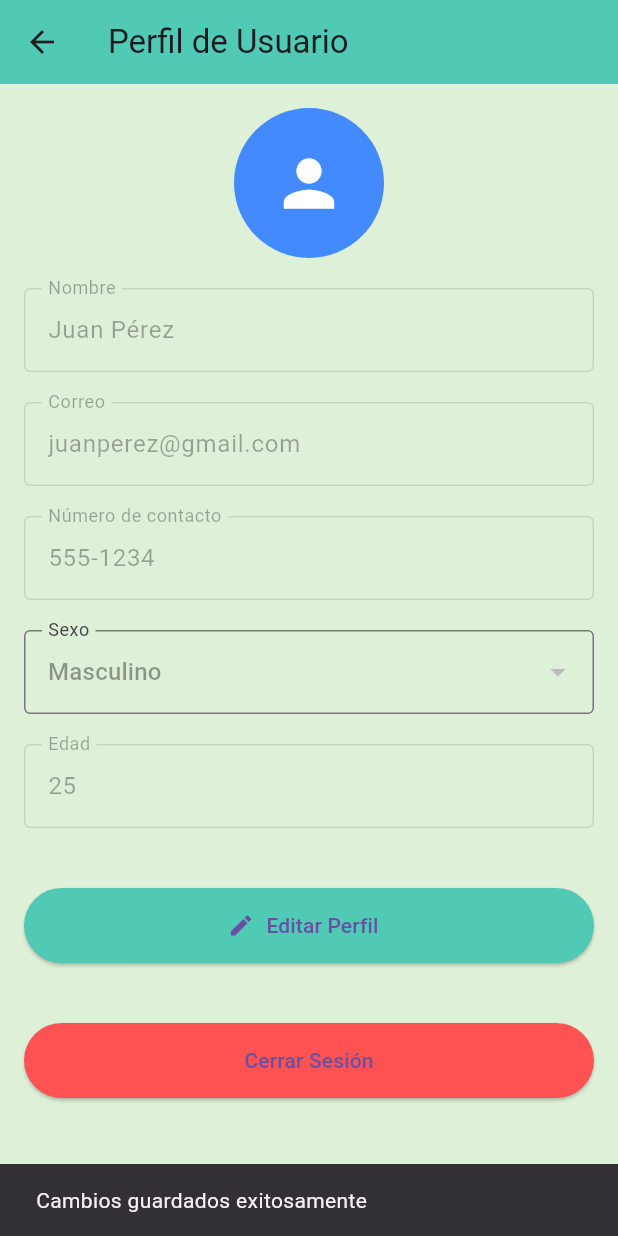
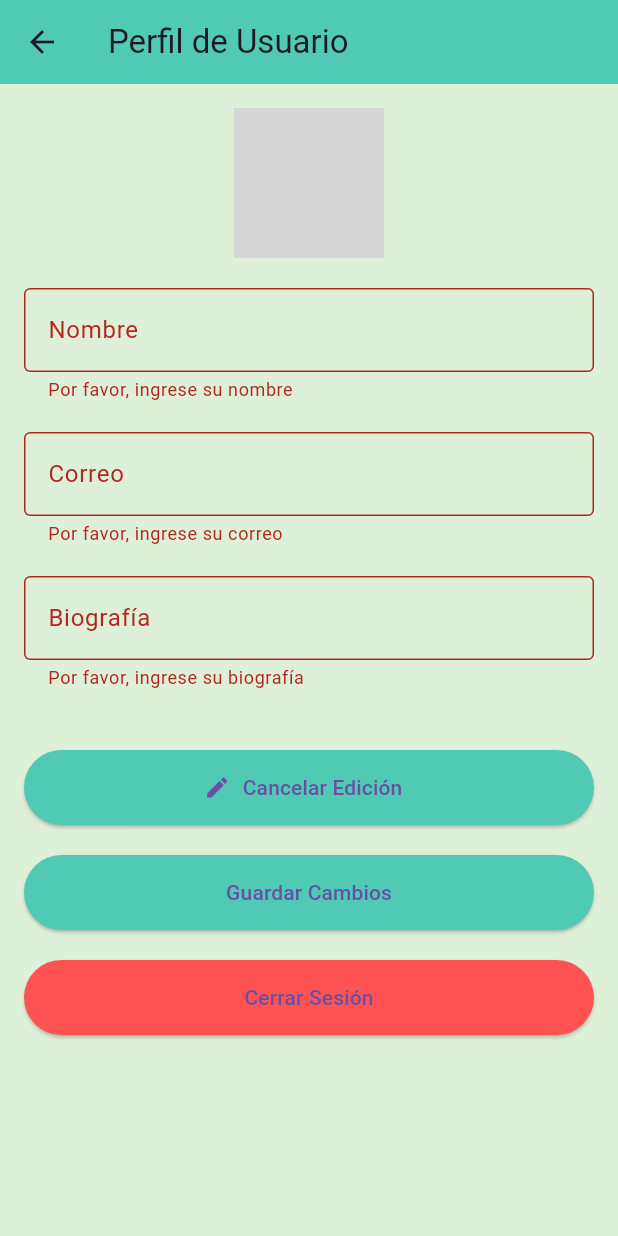
Before and after one commit to ignaciovillela/iTrek-backend, a Flutter app: the PerfilUsuarioScreen screen opened directly, after a tap on "Editar Perfil", after a tap on "Guardar Cambios", on a phone screen of 412 x 824 dp. Run offline on Flutter 3.47's test engine with Material 3 defaults, Android fonts, the light colour scheme and no system bars; our stand-ins replace flutter_dotenv, flutter_map, flutter_svg, geolocator, image_picker, latlong2 and 1 more; accounts and stored records are empty; grey boxes are pictures that could not be loaded.

Commit message:
Se cambia estructura de Login y se implemntan cambio en perfil de usuario

```diff
--- a/lib/pages/usuario/login.dart
+++ b/lib/pages/usuario/login.dart
@@ -2,10 +2,8 @@ import 'dart:convert';
 
 import 'package:flutter/material.dart';
 import 'package:itrek/db.dart';
-import 'package:itrek/img.dart';
 import 'package:itrek/pages/dashboard.dart';
 import 'package:itrek/request.dart';
-
 
 class LoginScreen extends StatefulWidget {
   const LoginScreen({super.key});
@@ -58,15 +56,6 @@ class _LoginScreenState extends State<LoginScreen> with SingleTickerProviderStat
     }
   }
 
-  // Método para borrar el username guardado
-  Future<void> _deleteSavedUsername() async {
-    await db.values.delete(db.values.username); // Borrar el username de la DB
-    setState(() {
-      _hasUsername = false; // Volver a mostrar el campo de username
-      _savedUsername = null; // Limpiar el username guardado
-    });
-  }
-
   // Función que maneja el proceso de login
   Future<void> _login() async {
     final String username = _hasUsername ? _savedUsername! : _usernameController.text;
@@ -87,9 +76,16 @@ class _LoginScreenState extends State<LoginScreen> with SingleTickerProviderStat
       onOk: (response) async {
         final jsonData = jsonDecode(response.body);
         final token = jsonData['token'];
+
         if (token != null) {
+          // Guardar el token y los datos del usuario en la base de datos
           await db.values.create(db.values.token, token);
           await db.values.create(db.values.username, username);
+          await db.values.create('usuario_email', jsonData['email']);
+          await db.values.create('usuario_first_name', jsonData['first_name']);
+          await db.values.create('usuario_last_name', jsonData['last_name']);
+          await db.values.create('usuario_biografia', jsonData['biografia']);
+          await db.values.create('usuario_imagen_perfil', jsonData['imagen_perfil'] ?? '');
 
           Navigator.of(context).pushReplacement(
             MaterialPageRoute(builder: (context) => const MenuScreen()),
@@ -116,8 +112,7 @@ class _LoginScreenState extends State<LoginScreen> with SingleTickerProviderStat
         backgroundColor: const Color(0xFF50C2C9),
         title: Row(
           children: [
-            logoWhite,
-            const SizedBox(width: 10),
+            // Aquí va el logo, si lo tienes
             const Text(
               'iTrek',
               style: TextStyle(fontSize: 22, fontWeight: FontWeight.bold, color: Colors.white),
@@ -136,16 +131,13 @@ class _LoginScreenState extends State<LoginScreen> with SingleTickerProviderStat
             ),
           ),
           const SizedBox(height: 20),
-          Center(
-            child: Image.asset('assets/images/maps-green.png', height: 200),
-          ),
+          // Aquí puedes agregar la imagen de tu aplicación
           const SizedBox(height: 60),
-
           Padding(
             padding: const EdgeInsets.symmetric(horizontal: 16.0),
             child: Column(
               children: [
-                if (!_hasUsername) // Si no hay username guardado, muestra el campo de texto
+                if (!_hasUsername)
                   TextFormField(
                     controller: _usernameController,
                     decoration: const InputDecoration(
@@ -153,16 +145,13 @@ class _LoginScreenState extends State<LoginScreen> with SingleTickerProviderStat
                       border: OutlineInputBorder(),
                     ),
                   ),
-
-                if (_hasUsername) // Si hay username guardado, muestra el mensaje de bienvenida
+                if (_hasUsername)
                   Text(
                     'Hola, $_savedUsername! Nos alegra verte de nuevo.\n'
                         'Por favor, ingresa tu clave para continuar.',
                     style: const TextStyle(fontSize: 15, color: Color(0xFF999999), fontWeight: FontWeight.bold),
                   ),
                 const SizedBox(height: 20),
-
-                // Campo para la contraseña
                 TextFormField(
                   controller: _passwordController,
                   obscureText: true,
@@ -172,10 +161,8 @@ class _LoginScreenState extends State<LoginScreen> with SingleTickerProviderStat
                   ),
                 ),
                 const SizedBox(height: 20),
-
-                // Botón para login
                 SizedBox(
-                  width: double.infinity, // Ocupa el 100% del ancho disponible
+                  width: double.infinity,
                   child: ElevatedButton(
                     style: ElevatedButton.styleFrom(
                       backgroundColor: const Color(0xFF50C2C9),
@@ -186,10 +173,7 @@ class _LoginScreenState extends State<LoginScreen> with SingleTickerProviderStat
                     child: const Text('Ingresar'),
                   ),
                 ),
-
                 const SizedBox(height: 10),
-
-                // Si hay username guardado, muestra el botón para "No eres $username?"
                 if (_hasUsername)
                   TextButton(
                     onPressed: _deleteSavedUsername,
@@ -198,18 +182,12 @@ class _LoginScreenState extends State<LoginScreen> with SingleTickerProviderStat
                       children: [
                         Text(
                           '¿No eres $_savedUsername? Haz clic aquí para cambiar de cuenta.',
-                            style: TextStyle(
-                              color: Colors.grey,
+                          style: TextStyle(color: Colors.grey),
                         ),
+                        const SizedBox(height: 2),
+                        Container(height: 1, color: Color(0xFFCCCCCC)),
+                      ],
                     ),
-                          const SizedBox(height: 2), // Espacio entre el texto y la línea
-                          Container(
-                            height: 1, // Espesor de la línea
-                            color: Color(0xFFCCCCCC), // Color de la línea
-                          ),
-                        ],
-                      )
-
                   ),
               ],
             ),
@@ -218,4 +196,13 @@ class _LoginScreenState extends State<LoginScreen> with SingleTickerProviderStat
       ),
     );
   }
+
+  // Método para borrar el username guardado
+  Future<void> _deleteSavedUsername() async {
+    await db.values.delete(db.values.username); // Borrar el username de la DB
+    setState(() {
+      _hasUsername = false; // Volver a mostrar el campo de username
+      _savedUsername = null; // Limpiar el username guardado
+    });
   }
+}
--- a/lib/pages/usuario/usuarioPerfil.dart
+++ b/lib/pages/usuario/usuarioPerfil.dart
@@ -15,17 +15,37 @@ class _PerfilUsuarioScreenState extends State<PerfilUsuarioScreen> {
   final _formKey = GlobalKey<FormState>();
 
   // Controladores para los campos del formulario
-  final TextEditingController _nombreController =
-  TextEditingController(text: 'Juan Pérez');
-  final TextEditingController _correoController =
-  TextEditingController(text: 'juanperez@gmail.com');
-  final TextEditingController _numeroController =
-  TextEditingController(text: '555-1234');
-  final TextEditingController _edadController =
-  TextEditingController(text: '25');
+  final TextEditingController _nombreController = TextEditingController();
+  final TextEditingController _correoController = TextEditingController();
+  final TextEditingController _biografiaController = TextEditingController();
+  String _imagenPerfil = ''; // Para almacenar la URL o el path de la imagen de perfil
+  bool _editMode = false; // Controla si los campos están en modo edición
 
-  String _sexo = 'Masculino'; // Valor inicial para el selector de sexo
-  bool _editMode = false; // Controla si los campos están en modo edición
+  @override
+  void initState() {
+    super.initState();
+    _loadUserData(); // Cargar datos del usuario desde la base de datos
+  }
+
+  // Cargar datos del usuario desde la base de datos
+  Future<void> _loadUserData() async {
+    final username = await db.values.get('usuario_username') as String?;
+    final email = await db.values.get('usuario_email') as String?;
+    final firstName = await db.values.get('usuario_first_name') as String?;
+    final lastName = await db.values.get('usuario_last_name') as String?;
+    final biografia = await db.values.get('usuario_biografia') as String?;
+    final imagenPerfil = await db.values.get('usuario_imagen_perfil') as String?;
+
+    setState(() {
+      _nombreController.text = firstName ?? '';
+      _correoController.text = email ?? '';
+      _biografiaController.text = biografia ?? '';
+      _imagenPerfil = imagenPerfil ?? '';
+    });
+
+    // Debug: Imprimir datos cargados
+    print("Cargado: $_imagenPerfil, $firstName, $email, $biografia");
+  }
 
   Future<void> _cerrarSesion() async {
     await makeRequest(
@@ -73,11 +93,10 @@ class _PerfilUsuarioScreenState extends State<PerfilUsuarioScreen> {
           key: _formKey,
           child: Column(
             children: [
-              // Icono para personalizar el perfil (simulando una imagen de perfil)
+              // Mostrar imagen de perfil
               GestureDetector(
                 onTap: () {
                   if (_editMode) {
-                    // Solo permitir cambiar la imagen si está en modo edición
                     ScaffoldMessenger.of(context).showSnackBar(
                       const SnackBar(
                         content: Text('Cambiar imagen de perfil'),
@@ -85,14 +104,12 @@ class _PerfilUsuarioScreenState extends State<PerfilUsuarioScreen> {
                     );
                   }
                 },
-                child: const CircleAvatar(
+                child: CircleAvatar(
                   radius: 50,
+                  backgroundImage: _imagenPerfil.isNotEmpty
+                      ? NetworkImage(_imagenPerfil) // Cambia a NetworkImage si la imagen es de la red
+                      : const AssetImage('assets/default_profile.png') as ImageProvider,
                   backgroundColor: Colors.blueAccent,
-                  child: Icon(
-                    Icons.person,
-                    size: 50,
-                    color: Colors.white,
-                  ),
                 ),
               ),
               const SizedBox(height: 20),
@@ -132,71 +149,27 @@ class _PerfilUsuarioScreenState extends State<PerfilUsuarioScreen> {
               ),
               const SizedBox(height: 20),
 
-              // Campo para el número de contacto
+              // Campo para biografía
               TextFormField(
-                controller: _numeroController,
+                controller: _biografiaController,
                 decoration: const InputDecoration(
-                  labelText: 'Número de contacto',
+                  labelText: 'Biografía',
                   border: OutlineInputBorder(),
                 ),
-                keyboardType: TextInputType.phone,
                 enabled: _editMode, // Deshabilitado si no está en modo edición
                 validator: (value) {
                   if (value == null || value.isEmpty) {
-                    return 'Por favor, ingrese su número de contacto';
+                    return 'Por favor, ingrese su biografía';
                   }
                   return null;
                 },
               ),
-              const SizedBox(height: 20),
-
-              // Selector para el sexo
-              DropdownButtonFormField<String>(
-                value: _sexo,
-                decoration: const InputDecoration(
-                  labelText: 'Sexo',
-                  border: OutlineInputBorder(),
-                ),
-                items: const [
-                  DropdownMenuItem(
-                      value: 'Masculino', child: Text('Masculino')),
-                  DropdownMenuItem(value: 'Femenino', child: Text('Femenino')),
-                  DropdownMenuItem(value: 'Otro', child: Text('Otro')),
-                ],
-                onChanged: _editMode
-                    ? (value) {
-                  setState(() {
-                    _sexo = value ?? 'Masculino';
-                  });
-                }
-                    : null, // Deshabilitado si no está en modo edición
-              ),
-              const SizedBox(height: 20),
-
-              // Campo para la edad
-              TextFormField(
-                controller: _edadController,
-                decoration: const InputDecoration(
-                  labelText: 'Edad',
-                  border: OutlineInputBorder(),
-                ),
-                keyboardType: TextInputType.number,
-                enabled: _editMode, // Deshabilitado si no está en modo edición
-                validator: (value) {
-                  if (value == null || value.isEmpty) {
-                    return 'Por favor, ingrese su edad';
-                  }
-                  return null;
-                },
-              ),
-              const SizedBox(
-                  height: 40), // Espacio mayor antes del botón de editar
+              const SizedBox(height: 40), // Espacio mayor antes del botón de editar
 
               // Botón para editar el perfil
               ElevatedButton.icon(
                 style: ElevatedButton.styleFrom(
-                  backgroundColor:
-                  const Color(0xFF50C9B5), // Color verde pastel del botón
+                  backgroundColor: const Color(0xFF50C9B5), // Color verde pastel del botón
                   minimumSize: const Size(double.infinity, 50), // Botón grande
                 ),
                 onPressed: () {
@@ -215,8 +188,7 @@ class _PerfilUsuarioScreenState extends State<PerfilUsuarioScreen> {
                 ElevatedButton(
                   style: ElevatedButton.styleFrom(
                     backgroundColor: const Color(0xFF50C9B5),
-                    minimumSize:
-                    const Size(double.infinity, 50), // Botón grande
+                    minimumSize: const Size(double.infinity, 50), // Botón grande
                   ),
                   onPressed: () {
                     if (_formKey.currentState!.validate()) {
@@ -227,8 +199,7 @@ class _PerfilUsuarioScreenState extends State<PerfilUsuarioScreen> {
                         ),
                       );
                       setState(() {
-                        _editMode =
-                        false; // Desactivar modo edición después de guardar
+                        _editMode = false; // Desactivar modo edición después de guardar
                       });
                     }
                   },
```
Also changed, not shown: pubspec.lock. Lines whose indentation alone changed are shown as unchanged.
